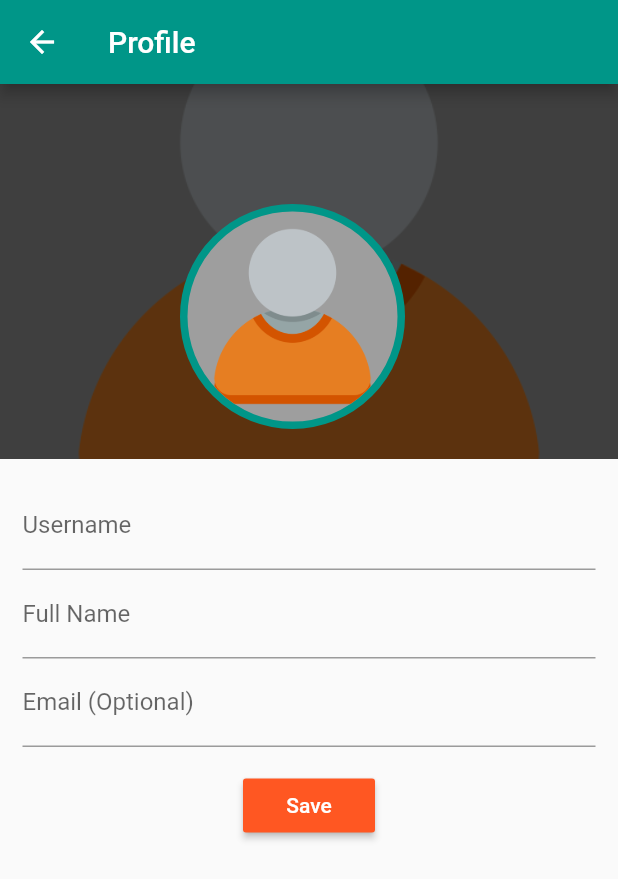
After one commit to dylanbaghel/node-flutter-blog-app, a Flutter app: the UserProfileScreen screen opened by its route, on a phone screen of 412 x 824 dp. The commit adds this screen. Shown: the top 879 px of the screen. Run offline on Flutter 3.47's test engine with Material 2 defaults, Android fonts, the phone set to English and light mode, and no system bars; our stand-ins replace image_picker, shared_preferences; accounts and stored records are empty; network calls fail.

Commit message:
Added User Profile Screen

```diff
--- a/blog_app/lib/main.dart
+++ b/blog_app/lib/main.dart
@@ -3,6 +3,7 @@ import 'package:provider/provider.dart';
 
 import './providers/auth_provider.dart';
 import './providers/posts_provider.dart';
+import './providers/user_provider.dart';
 
 import './screens/login_screen.dart';
 import './screens/timeline_screen.dart';
@@ -10,6 +11,7 @@ import './screens/splash_screen.dart';
 import './screens/edit_post_screen.dart';
 import './screens/manage_posts_screen.dart';
 import './screens/post_detail_screen.dart';
+import './screens/user_profile_screen.dart';
 
 void main() => runApp(MyApp());
 
@@ -20,6 +22,9 @@ class MyApp extends StatelessWidget {
       providers: [
         ChangeNotifierProvider(
           create: (_) => AuthProvider(),
+        ),
+        ChangeNotifierProvider(
+          create: (_) => UserProvider(),
         ),
         ChangeNotifierProxyProvider<AuthProvider, PostsProvider>(
           update: (_, authData, postData) => PostsProvider(authData.token,
@@ -46,6 +51,7 @@ class MyApp extends StatelessWidget {
               LoginScreen.routeName: (ctx) => LoginScreen(),
               EditPostScreen.routeName: (ctx) => EditPostScreen(),
               PostDetailScreen.routeName: (ctx) => PostDetailScreen(),
+              UserProfileScreen.routeName: (ctx) => UserProfileScreen(),
             },
           );
         },
--- /dev/null
+++ b/blog_app/lib/providers/user_provider.dart
@@ -0,0 +1,112 @@
+import 'dart:convert';
+import 'dart:io';
+import 'package:flutter/foundation.dart';
+import 'package:http/http.dart' as http;
+
+import '../utils/http_exception.dart' show HttpException;
+import '../utils/url.dart' show BASE_URL;
+
+class UserProvider with ChangeNotifier {
+  String _id;
+  String _fullName;
+  String _username;
+  String _imagePath;
+  String _publicId;
+  String _email;
+
+  String get email {
+    return _email;
+  }
+
+  String get id {
+    return _id;
+  }
+
+  String get fullName {
+    return _fullName;
+  }
+
+  String get username {
+    return _username;
+  }
+
+  String get imagePath {
+    return _imagePath;
+  }
+
+  String get publicId {
+    return _publicId;
+  }
+
+  Future<void> getMe(String token) async {
+    const url = "$BASE_URL/auth/me";
+    final response = await http.get(url, headers: {
+      'Authorization': 'Bearer $token',
+    });
+    final responseData = json.decode(response.body);
+
+    if (responseData['statusCode'] != 200) {
+      throw new HttpException(responseData['message']);
+    }
+    _id = responseData['data']['_id'];
+    _fullName = responseData['data']['fullName'];
+    _username = responseData['data']['username'];
+    _email = responseData['data']['email'];
+    if ((responseData['data'] as Map<String, dynamic>).containsKey('profile')) {
+      print('doker');
+      _imagePath = responseData['data']['profile']['imagePath'];
+      _publicId = responseData['data']['profile']['publicId'];
+    }
+    notifyListeners();
+  }
+
+  Future<void> updateProfilePhoto(String token, {File image}) async {
+    var url = "$BASE_URL/users/";
+    if (image == null) {
+    } else {
+      url += "profile";
+      final request = http.MultipartRequest('PATCH', Uri.parse(url))
+        ..headers.addAll({'Authorization': 'Bearer $token'})
+        ..files
+            .add(await http.MultipartFile.fromPath('profileImage', image.path))
+        ..fields['profileImage'] = Uri.encodeComponent(image.path);
+
+      final streamedResponse = await request.send();
+      final response = await http.Response.fromStream(streamedResponse);
+      final responseData = json.decode(response.body);
+
+      if (responseData['statusCode'] != 200) {
+        throw new HttpException(responseData['message']);
+      }
+
+      _imagePath = responseData['data']['profile']['imagePath'];
+      notifyListeners();
+    }
+  }
+
+  Future<void> updateUserInfo(
+      String token, String username, String fullName, String email) async {
+    const url = "$BASE_URL/users/update";
+    print(fullName);
+    final response = await http.patch(url,
+        headers: {
+          "Authorization": "Bearer $token",
+          "Content-Type": "application/json"
+        },
+        body: json.encode({
+          "username": username,
+          "fullName": fullName,
+          "email": email,
+        }));
+    final responseData = json.decode(response.body);
+    print(responseData);
+    if (responseData['statusCode'] != 200) {
+      throw new HttpException(responseData['message']);
+    }
+
+    _username = responseData['data']['username'];
+    _fullName = responseData['data']['fullName'];
+    _email = responseData['data']['email'];
+    notifyListeners();
+  }
+}
--- a/blog_app/lib/screens/login_screen.dart
+++ b/blog_app/lib/screens/login_screen.dart
@@ -1,8 +1,9 @@
-import 'package:blog_app/utils/http_exception.dart';
 import 'package:flutter/material.dart';
 import 'package:provider/provider.dart';
 
 import '../providers/auth_provider.dart';
+
+import '../utils/http_exception.dart';
 
 import '../widgets/app_drawer.dart';
 
--- a/blog_app/lib/screens/manage_posts_screen.dart
+++ b/blog_app/lib/screens/manage_posts_screen.dart
@@ -154,8 +154,10 @@ class _ManagePostsScreenState extends State<ManagePostsScreen> {
                                 child: ClipRRect(
                                   borderRadius:
                                       BorderRadius.all(Radius.circular(100)),
-                                  child: Image.network(
-                                    postData.posts[index].imageUrl,
+                                  child: FadeInImage.assetNetwork(
+                                    placeholder:
+                                        "assets/images/placeholder.png",
+                                    image: postData.posts[index].imageUrl,
                                     fit: BoxFit.cover,
                                   ),
                                 ),
--- /dev/null
+++ b/blog_app/lib/screens/user_profile_screen.dart
@@ -0,0 +1,268 @@
+import 'dart:io';
+import 'package:flutter/material.dart';
+import 'package:provider/provider.dart';
+import 'package:image_picker/image_picker.dart';
+
+import '../providers/auth_provider.dart';
+import '../providers/user_provider.dart';
+
+class UserProfileScreen extends StatefulWidget {
+  static const routeName = '/user-profile';
+  @override
+  _UserProfileScreenState createState() => _UserProfileScreenState();
+}
+
+class _UserProfileScreenState extends State<UserProfileScreen> {
+  var _init = true;
+  File _image;
+  var _isSubmitting = false;
+  var _form = GlobalKey<FormState>();
+  final _userNameTextController = TextEditingController();
+  final _fullNameTextController = TextEditingController();
+  final _emailTextController = TextEditingController();
+
+  @override
+  void didChangeDependencies() {
+    if (_init) {
+      final authData = Provider.of<AuthProvider>(context, listen: false);
+      Provider.of<UserProvider>(context, listen: false)
+          .getMe(authData.token)
+          .then((_) {
+        final userData = Provider.of<UserProvider>(context, listen: false);
+        _userNameTextController.text = userData.username;
+        _fullNameTextController.text = userData.fullName;
+        _emailTextController.text =
+            userData.email != null ? userData.email : "";
+      });
+    }
+    _init = false;
+    super.didChangeDependencies();
+  }
+
+  Future<void> getImage({ImageSource source = ImageSource.camera}) async {
+    var image = await ImagePicker.pickImage(source: source);
+    setState(() {
+      _image = image;
+    });
+  }
+
+  void _renderErrorDialog(String message) {
+    showDialog(
+      context: context,
+      builder: (ctx) => AlertDialog(
+        title: Text("An Error Occured!"),
+        content: Text(
+          message,
+        ),
+        actions: <Widget>[
+          FlatButton(
+            child: Text(
+              "Okay",
+            ),
+            onPressed: () {
+              Navigator.of(context).pop();
+            },
+          )
+        ],
+      ),
+    );
+  }
+
+  void _showPickImageDialog() {
+    showDialog(
+        context: context,
+        builder: (ctx) {
+          return AlertDialog(
+            title: Text(
+              "Choose Image",
+              textAlign: TextAlign.center,
+            ),
+            content: Column(
+              mainAxisSize: MainAxisSize.min,
+              children: <Widget>[
+                FlatButton(
+                  child: Text("Camera"),
+                  onPressed: () {
+                    getImage(source: ImageSource.camera);
+                    Navigator.of(ctx).pop();
+                  },
+                ),
+                FlatButton(
+                  child: Text("Gallery"),
+                  onPressed: () {
+                    getImage(source: ImageSource.gallery);
+                    Navigator.of(ctx).pop();
+                  },
+                ),
+              ],
+            ),
+          );
+        });
+  }
+
+  void _onSave(
+      String token, String username, String fullName, String email) async {
+    setState(() {
+      _isSubmitting = true;
+    });
+
+    try {
+      if (_image != null) {
+        await Provider.of<UserProvider>(context, listen: false)
+            .updateProfilePhoto(token, image: _image);
+      }
+      await Provider.of<UserProvider>(context, listen: false)
+          .updateUserInfo(token, username, fullName, email);
+      setState(() {
+        _isSubmitting = false;
+      });
+    } catch (error) {
+      _renderErrorDialog(error.toString());
+      setState(() {
+        _isSubmitting = false;
+      });
+    }
+  }
+
+  Widget _renderImage(String imagePath, {bool isRounded = true}) {
+    var borderWidth = isRounded ? 100.0 : 0.0;
+    return _image == null
+        ? (imagePath == null
+            ? ClipRRect(
+                borderRadius: BorderRadius.all(Radius.circular(borderWidth)),
+                child: Image.asset(
+                  "assets/images/login_avatar.png",
+                  fit: BoxFit.cover,
+                ),
+              )
+            : ClipRRect(
+                borderRadius: BorderRadius.all(Radius.circular(borderWidth)),
+                child: Image.network(
+                  imagePath,
+                  fit: BoxFit.cover,
+                )))
+        : ClipRRect(
+            child: Image.file(_image),
+            borderRadius: BorderRadius.all(Radius.circular(borderWidth)),
+          );
+  }
+
+  @override
+  Widget build(BuildContext context) {
+    final authData = Provider.of<AuthProvider>(context);
+    final userData = Provider.of<UserProvider>(context);
+    return Scaffold(
+      appBar: AppBar(
+        title: Text(
+          "Profile",
+        ),
+      ),
+      body: SingleChildScrollView(
+        child: Column(
+          children: <Widget>[
+            Stack(
+              children: <Widget>[
+                Container(
+                  width: double.infinity,
+                  height: 250,
+                  color: Colors.grey,
+                  child: _renderImage(userData.imagePath, isRounded: false),
+                ),
+                Container(
+                  width: double.infinity,
+                  height: 250,
+                  color: Colors.black.withOpacity(0.6),
+                ),
+                Positioned(
+                  bottom: 20,
+                  left: 120,
+                  child: InkWell(
+                    onTap: _showPickImageDialog,
+                    child: Container(
+                      decoration: BoxDecoration(
+                        color: Colors.grey,
+                        shape: BoxShape.circle,
+                        border: Border.all(
+                          color: Colors.teal,
+                          width: 5,
+                        ),
+                      ),
+                      width: 150,
+                      height: 150,
+                      child: _renderImage(userData.imagePath),
+                    ),
+                  ),
+                )
+              ],
+            ),
+            Padding(
+              padding: const EdgeInsets.all(15),
+              child: Form(
+                key: _form,
+                child: Column(
+                  mainAxisSize: MainAxisSize.min,
+                  crossAxisAlignment: CrossAxisAlignment.start,
+                  children: <Widget>[
+                    TextFormField(
+                      controller: _userNameTextController,
+                      decoration: InputDecoration(
+                        labelText: "Username",
+                      ),
+                      readOnly: true,
+                      validator: (value) {
+                        if (value.isEmpty) {
+                          return "Username Cannot Be Empty";
+                        }
+                        return null;
+                      },
+                    ),
+                    TextFormField(
+                      controller: _fullNameTextController,
+                      decoration: InputDecoration(
+                        labelText: "Full Name",
+                      ),
+                      validator: (value) {
+                        if (value.isEmpty) {
+                          return "Full Name Cannot Be Empty";
+                        }
+                        return null;
+                      },
+                    ),
+                    TextFormField(
+                      controller: _emailTextController,
+                      decoration:
+                          InputDecoration(labelText: "Email (Optional)"),
+                    ),
+                  ],
+                ),
+              ),
+            ),
+            _isSubmitting
+                ? CircularProgressIndicator()
+                : RaisedButton(
+                    child: Text(
+                      "Save",
+                      style: TextStyle(
+                        color: Colors.white,
+                      ),
+                    ),
+                    onPressed: () {
+                      var email;
+                      if (_emailTextController.text.isNotEmpty) {
+                        email = _emailTextController.text;
+                      }
+                      _onSave(
+                        authData.token,
+                        _userNameTextController.text,
+                        _fullNameTextController.text,
+                        email,
+                      );
+                    },
+                    color: Theme.of(context).accentColor,
+                  ),
+          ],
+        ),
+      ),
+    );
+  }
+}
--- a/blog_app/lib/widgets/post_item.dart
+++ b/blog_app/lib/widgets/post_item.dart
@@ -24,8 +24,9 @@ class PostItem extends StatelessWidget {
           elevation: 10,
           child: Column(
             children: <Widget>[
-              Image.network(
-                post.imageUrl,
+              FadeInImage.assetNetwork(
+                placeholder: "assets/images/placeholder.png",
+                image: post.imageUrl,
                 fit: BoxFit.cover,
                 height: 300,
                 width: double.infinity,
--- a/blog_app/pubspec.yaml
+++ b/blog_app/pubspec.yaml
@@ -45,6 +45,7 @@ flutter:
     # To add assets to your application, add an assets section, like this:
     assets:
         - assets/images/login_avatar.png
+        - assets/images/placeholder.png
     # An image asset can refer to one or more resolution-specific "variants", see
     # https://flutter.dev/assets-and-images/#resolution-aware.
     # For details regarding adding assets from package dependencies, see
```
Also changed, not shown: blog_app/lib/widgets/app_drawer.dart (+37 -3 lines), blog_app/assets/images/placeholder.png (added).
